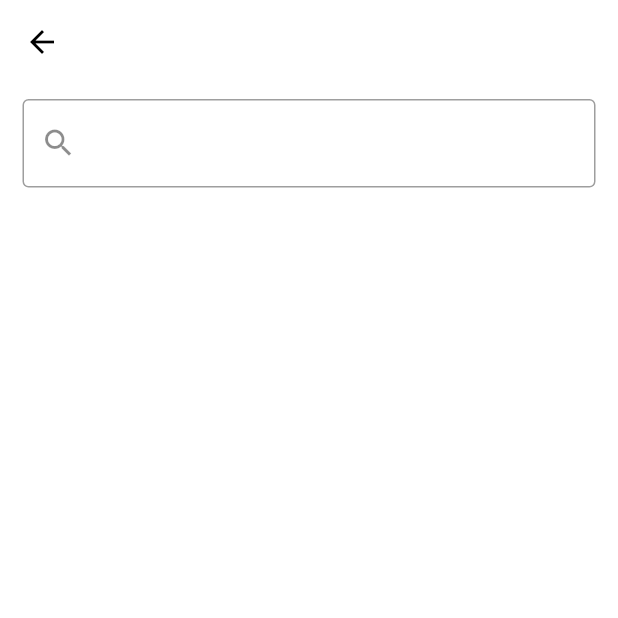
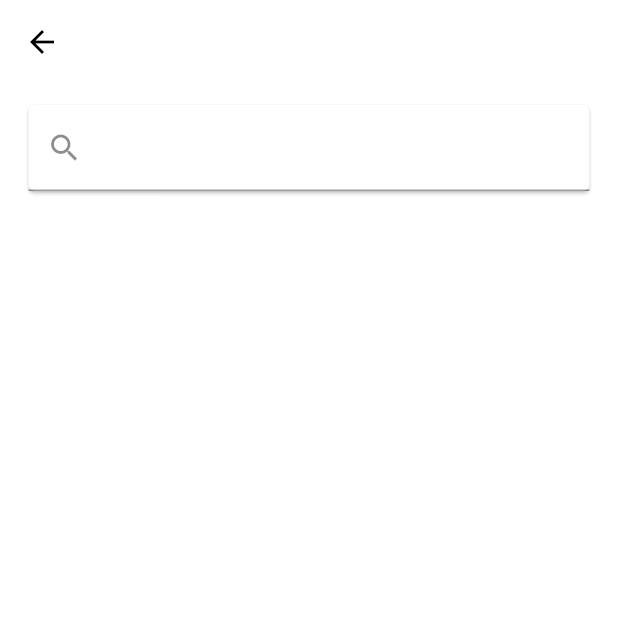
Before and after one commit to tamerkamel010/news_app2, a Flutter app: the search_screen screen opened directly, on a phone screen of 412 x 824 dp, the top half of it. Run offline on Flutter 3.47's test engine with Material 2 defaults, Android fonts, the phone set to English and light mode, and no system bars; our stand-ins replace animated_splash_screen, bloc, conditional_builder_null_safety, dio, flutter_bloc, flutter_snake_navigationbar and 4 more; accounts and stored records are empty; network calls fail; statements that could not run were skipped.

Commit message:
last_commit
Signed-off-by: tamer kamel <tkamel099@gmail.com>

```diff
--- a/lib/basics/News_App/screens/search_screen.dart
+++ b/lib/basics/News_App/screens/search_screen.dart
@@ -23,6 +23,7 @@ class search_screen extends StatelessWidget {
                   padding: const EdgeInsets.symmetric(horizontal: 15,vertical: 10),
                   child: defaultTextField(
                       Controller: search_controller,
+                      context: context,
                       icon_1: Icons.search,
                       hint: 'Type something ....',
                       validate: (String value){
--- a/lib/main.dart
+++ b/lib/main.dart
@@ -5,13 +5,9 @@ import 'package:flutter_bloc/flutter_bloc.dart';
 import 'package:news_app2/basics/News_App/News_cubit.dart';
 import 'package:news_app2/basics/News_App/News_states.dart';
 import 'package:news_app2/shared/components/Bloc_observer.dart';
-import 'package:news_app2/shared/components/constants.dart';
 import 'package:news_app2/shared/network/local/shared_pref.dart';
 import 'package:news_app2/shared/network/remote/dioHelper.dart';
-import 'package:news_app2/basics/News_App/News_Ui.dart';
 import 'package:page_transition/page_transition.dart';
-import 'basics/News_App/screens/login_register/login_screen.dart';
-import 'basics/News_App/screens/login_register/register.dart';
 import 'basics/News_App/screens/login_register/welcome page.dart';
 
 void main() async {
@@ -23,22 +19,6 @@ void main() async {
     MyApp(),
   );
 }
-/*
-    MultiBlocProvider(
-  providers: [
-    BlocProvider<BlocA>(
-      create: (BuildContext context) => BlocA(),
-    ),
-    BlocProvider<BlocB>(
-      create: (BuildContext context) => BlocB(),
-    ),
-    BlocProvider<BlocC>(
-      create: (BuildContext context) => BlocC(),
-    ),
-  ],
-  child: ChildA(),
-)
-    */
 class MyApp extends StatelessWidget {
   @override
   Widget build(BuildContext context) {
@@ -86,6 +66,14 @@ class MyApp extends StatelessWidget {
               ),
             ),
             darkTheme: ThemeData(
+                inputDecorationTheme: const InputDecorationTheme(
+                  border: OutlineInputBorder(),
+                  fillColor:Colors.grey,
+                  labelStyle: TextStyle(color: Colors.grey),
+                  iconColor: Colors.grey,
+                  hintStyle: TextStyle(color: Colors.grey) ,
+
+                ),
                 primarySwatch: Colors.deepOrange,
                 bottomNavigationBarTheme: const BottomNavigationBarThemeData(
                   selectedIconTheme: IconThemeData(color: Colors.deepOrange),
@@ -97,6 +85,7 @@ class MyApp extends StatelessWidget {
                 ),
                 scaffoldBackgroundColor: Colors.black12,
                 textTheme: const TextTheme(
+                  caption: TextStyle(decorationColor: Colors.grey),
                   bodyText1: TextStyle(
                       fontWeight: FontWeight.bold,
                       fontSize: 20,
--- a/lib/shared/components/components.dart
+++ b/lib/shared/components/components.dart
@@ -10,6 +10,7 @@ import 'constants.dart';
 Widget defaultTextField(
         {
         required TextEditingController Controller,
+          required BuildContext context,
         required IconData icon_1,
           String? label,
         required Function validate,
@@ -17,19 +18,20 @@ Widget defaultTextField(
           Function? ONchange,
         bool ispassword = false,
         Function? suffix_1}) =>
-    TextFormField(
+    Card(
+      color: Colors.white,
+      child: TextFormField(
+        style: Theme.of(context).textTheme.bodyText1!.copyWith(fontSize: 15),
         decoration: InputDecoration(
-          border: const OutlineInputBorder(),
             prefixIcon: Icon(icon_1),
             suffixIcon: ispassword
                 ? IconButton(
-                  icon: Icon(Icons.remove_red_eye),
+                    icon: Icon(Icons.remove_red_eye,),
                     onPressed: (){
                       suffix_1??(){};
                     },
                   )
                 : null,
-
             ///icon next to the tff but the prefix is inside it
             labelText: label??'',
           hintText: hint??''
@@ -40,6 +42,7 @@ Widget defaultTextField(
         onChanged: (s){ONchange!(s);},
         controller: Controller,
         obscureText: ispassword,
+      ),
     );
 
 ///questions
@@ -255,6 +258,7 @@ Widget text_field({required context,required IconData prefix_icon,required contr
   ),
   child: Center(
     child: TextFormField(
+      style:Theme.of(context).textTheme.bodyText1,
       controller: controller,
       decoration: InputDecoration(
         border: InputBorder.none,
```
Lines whose indentation alone changed are shown as unchanged.
